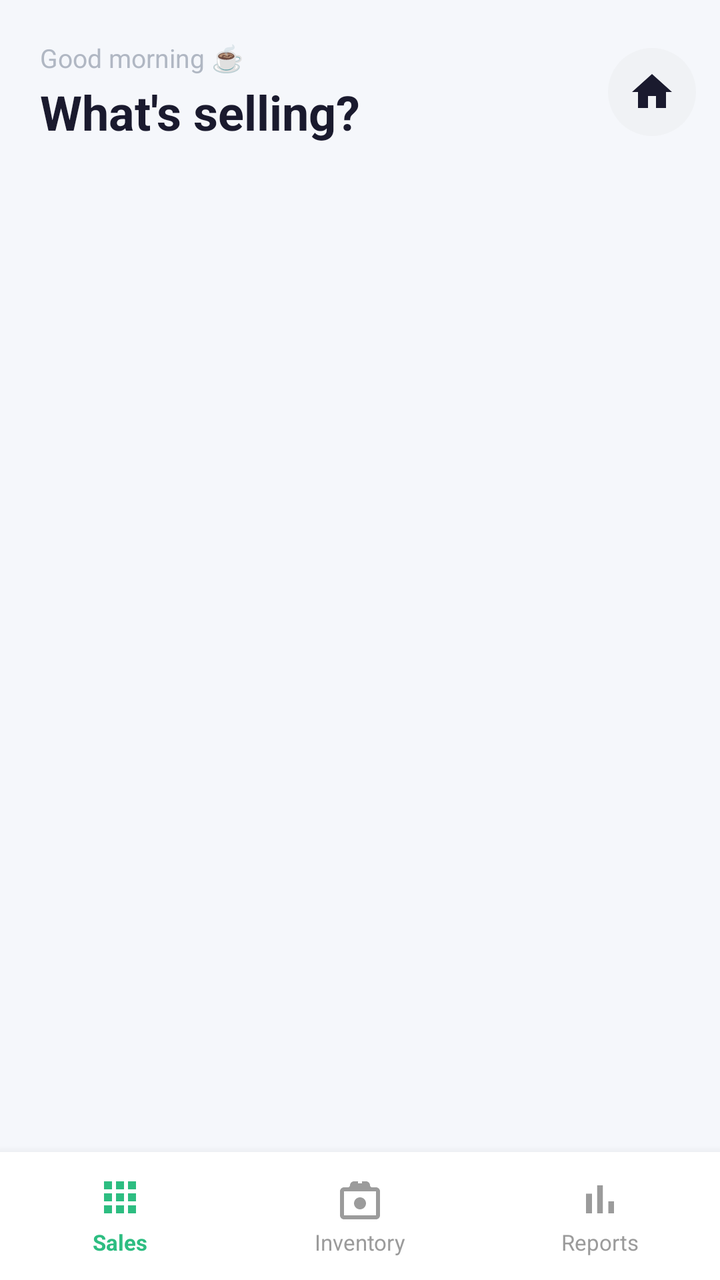
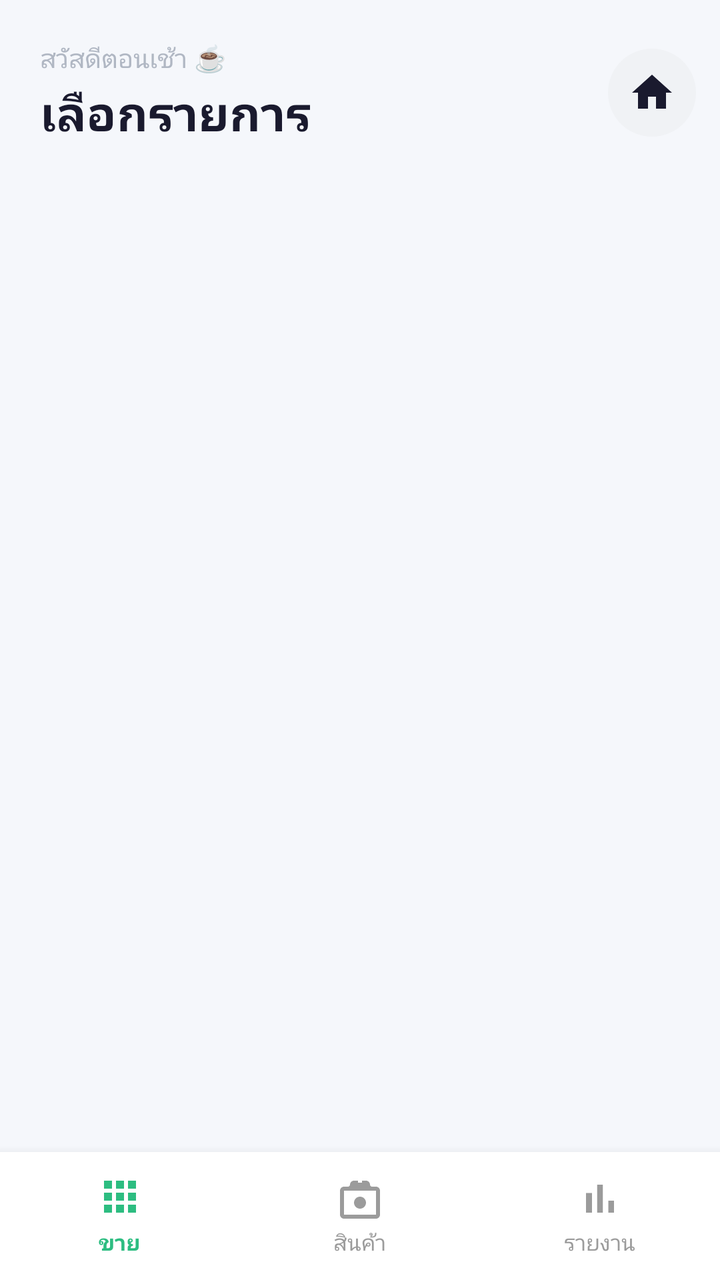

The first picture is an Android layout as it rendered before a commit; the second is the same layout after the commit. The layout source and the unified diff follow.
<!-- AndroidManifest.xml: application theme Theme.POS -->
<!-- res/layout/fragment_order.xml -->
<?xml version="1.0" encoding="utf-8"?>
<androidx.constraintlayout.widget.ConstraintLayout
    xmlns:android="http://schemas.android.com/apk/res/android"
    xmlns:app="http://schemas.android.com/apk/res-auto"
    android:layout_width="match_parent"
    android:layout_height="match_parent"
    android:background="@color/bg_screen">

    
    <LinearLayout
        android:id="@+id/bottomNavBar"
        android:layout_width="0dp"
        android:layout_height="64dp"
        android:background="@android:color/white"
        android:orientation="horizontal"
        android:elevation="8dp"
        app:layout_constraintBottom_toBottomOf="parent"
        app:layout_constraintEnd_toEndOf="parent"
        app:layout_constraintStart_toStartOf="parent">

        
        <LinearLayout
            android:id="@+id/tabSales"
            android:layout_width="0dp"
            android:layout_height="match_parent"
            android:layout_weight="1"
            android:gravity="center"
            android:orientation="vertical"
            android:padding="4dp">
            <FrameLayout
                android:layout_width="wrap_content"
                android:layout_height="wrap_content">
                <ImageView
                    android:layout_width="24dp"
                    android:layout_height="24dp"
                    android:src="@drawable/ic_sales"
                    app:tint="@color/green_primary" />
                <TextView
                    android:id="@+id/badgeSales"
                    android:layout_width="16dp"
                    android:layout_height="16dp"
                    android:background="@drawable/bg_circle_green"
                    android:gravity="center"
                    android:text="0"
                    android:textColor="@android:color/white"
                    android:textSize="9sp"
                    android:textStyle="bold"
                    android:layout_gravity="top|end"
                    android:layout_marginStart="12dp"
                    android:visibility="gone" />
            </FrameLayout>
            <TextView
                android:layout_width="wrap_content"
                android:layout_height="wrap_content"
                android:text="Sales"
                android:textColor="@color/green_primary"
                android:textSize="11sp"
                android:textStyle="bold"
                android:layout_marginTop="2dp" />
        </LinearLayout>

        
        <LinearLayout
            android:id="@+id/tabInventory"
            android:layout_width="0dp"
            android:layout_height="match_parent"
            android:layout_weight="1"
            android:gravity="center"
            android:orientation="vertical"
            android:padding="4dp">
            <ImageView
                android:layout_width="24dp"
                android:layout_height="24dp"
                android:src="@drawable/ic_inventory"
                app:tint="@color/text_gray" />
            <TextView
                android:layout_width="wrap_content"
                android:layout_height="wrap_content"
                android:text="Inventory"
                android:textColor="@color/text_gray"
                android:textSize="11sp"
                android:layout_marginTop="2dp" />
        </LinearLayout>

        
        <LinearLayout
            android:id="@+id/tabReports"
            android:layout_width="0dp"
            android:layout_height="match_parent"
            android:layout_weight="1"
            android:gravity="center"
            android:orientation="vertical"
            android:padding="4dp">
            <ImageView
                android:layout_width="24dp"
                android:layout_height="24dp"
                android:src="@drawable/ic_reports"
                app:tint="@color/text_gray" />
            <TextView
                android:layout_width="wrap_content"
                android:layout_height="wrap_content"
                android:text="Reports"
                android:textColor="@color/text_gray"
                android:textSize="11sp"
                android:layout_marginTop="2dp" />
        </LinearLayout>
    </LinearLayout>

    
    <androidx.cardview.widget.CardView
        android:id="@+id/cartBar"
        android:layout_width="0dp"
        android:layout_height="wrap_content"
        android:layout_marginStart="16dp"
        android:layout_marginEnd="16dp"
        android:layout_marginBottom="8dp"
        app:cardBackgroundColor="@color/green_primary"
        app:cardCornerRadius="16dp"
        app:cardElevation="6dp"
        app:layout_constraintBottom_toTopOf="@id/bottomNavBar"
        app:layout_constraintEnd_toEndOf="parent"
        app:layout_constraintStart_toStartOf="parent"
        android:visibility="gone">

        <LinearLayout
            android:layout_width="match_parent"
            android:layout_height="wrap_content"
            android:gravity="center_vertical"
            android:orientation="horizontal"
            android:padding="14dp">

            <ImageView
                android:layout_width="28dp"
                android:layout_height="28dp"
                android:src="@drawable/ic_cart" />

            <TextView
                android:id="@+id/tvCartCount"
                android:layout_width="wrap_content"
                android:layout_height="wrap_content"
                android:layout_marginStart="10dp"
                android:text="0 items"
                android:textColor="@android:color/white"
                android:textSize="14sp"
                android:textStyle="bold" />

            <View android:layout_width="0dp" android:layout_height="1dp" android:layout_weight="1" />

            <TextView
                android:id="@+id/tvCartTotal"
                android:layout_width="wrap_content"
                android:layout_height="wrap_content"
                android:text="$0.00"
                android:textColor="@android:color/white"
                android:textSize="18sp"
                android:textStyle="bold" />
        </LinearLayout>
    </androidx.cardview.widget.CardView>

    
    <LinearLayout
        android:id="@+id/mainContent"
        android:layout_width="0dp"
        android:layout_height="0dp"
        android:orientation="vertical"
        app:layout_constraintTop_toTopOf="parent"
        app:layout_constraintBottom_toTopOf="@id/cartBar"
        app:layout_constraintStart_toStartOf="parent"
        app:layout_constraintEnd_toEndOf="parent">

        
        <LinearLayout
            android:layout_width="match_parent"
            android:layout_height="wrap_content"
            android:orientation="horizontal"
            android:gravity="center_vertical"
            android:paddingStart="20dp"
            android:paddingEnd="12dp"
            android:paddingTop="20dp"
            android:paddingBottom="12dp">

            
            <LinearLayout
                android:layout_width="0dp"
                android:layout_height="wrap_content"
                android:layout_weight="1"
                android:orientation="vertical">

                <TextView
                    android:id="@+id/tvGreeting"
                    android:layout_width="wrap_content"
                    android:layout_height="wrap_content"
                    android:text="Good morning ☕"
                    android:textColor="@color/text_subtitle"
                    android:textSize="13sp" />

                <TextView
                    android:layout_width="wrap_content"
                    android:layout_height="wrap_content"
                    android:text="What&#x27;s selling?"
                    android:textColor="@color/text_title"
                    android:textSize="24sp"
                    android:textStyle="bold"
                    android:layout_marginTop="2dp" />
            </LinearLayout>

            
            <ImageButton
                android:id="@+id/btnHome"
                android:layout_width="44dp"
                android:layout_height="44dp"
                android:src="@drawable/ic_home"
                android:background="@drawable/bg_circle_gray"
                android:contentDescription="Home"
                android:padding="10dp"
                app:tint="@color/text_title" />
        </LinearLayout>

        
        <HorizontalScrollView
            android:layout_width="match_parent"
            android:layout_height="wrap_content"
            android:scrollbars="none"
            android:paddingStart="16dp"
            android:paddingEnd="16dp"
            android:paddingBottom="12dp">

            <LinearLayout
                android:id="@+id/categoryContainer"
                android:layout_width="wrap_content"
                android:layout_height="wrap_content"
                android:orientation="horizontal"
                android:gravity="center_vertical" />
        </HorizontalScrollView>

        
        <androidx.recyclerview.widget.RecyclerView
            android:id="@+id/rvProducts"
            android:layout_width="match_parent"
            android:layout_height="0dp"
            android:layout_weight="1"
            android:paddingStart="12dp"
            android:paddingEnd="12dp"
            android:paddingBottom="8dp"
            android:clipToPadding="false" />

    </LinearLayout>

</androidx.constraintlayout.widget.ConstraintLayout>
<!-- resources referenced by this layout -->
<resources>
  <color name="bg_screen">#F5F7FB</color>
  <color name="green_primary">#2DBD81</color>
  <color name="text_gray">#9B9B9B</color>
  <color name="text_subtitle">#B0B7C3</color>
  <color name="text_title">#1A1A2E</color>
  <!-- drawable bg_circle_gray (drawable) -->
  <?xml version="1.0" encoding="utf-8"?>
  <shape xmlns:android="http://schemas.android.com/apk/res/android"
      android:shape="oval">
      <solid android:color="@color/payment_unselected_bg" />
  </shape>
  <!-- drawable bg_circle_green (drawable) -->
  <?xml version="1.0" encoding="utf-8"?>
  <shape xmlns:android="http://schemas.android.com/apk/res/android"
      android:shape="oval">
      <solid android:color="@color/green_primary" />
  </shape>
  <!-- drawable ic_cart (drawable) -->
  <?xml version="1.0" encoding="utf-8"?>
  <vector xmlns:android="http://schemas.android.com/apk/res/android"
      android:width="24dp"
      android:height="24dp"
      android:viewportWidth="24"
      android:viewportHeight="24">
      <path
          android:fillColor="#FFFFFF"
          android:pathData="M19,6h-2c0,-2.76 -2.24,-5 -5,-5S7,3.24 7,6H5C3.9,6 3,6.9 3,8v12c0,1.1 0.9,2 2,2h14c1.1,0 2,-0.9 2,-2V8C21,6.9 20.1,6 19,6zM12,3c1.66,0 3,1.34 3,3H9C9,4.34 10.34,3 12,3zM19,20H5V8h14V20zM12,13c-1.1,0 -2,-0.9 -2,-2s0.9,-2 2,-2 2,0.9 2,2 -0.9,2 -2,2z" />
  </vector>
  <!-- drawable ic_home (drawable) -->
  <?xml version="1.0" encoding="utf-8"?>
  <vector xmlns:android="http://schemas.android.com/apk/res/android"
      android:width="24dp"
      android:height="24dp"
      android:viewportWidth="24"
      android:viewportHeight="24">
      <path
          android:fillColor="#000000"
          android:pathData="M10,20v-6h4v6h5v-8h3L12,3 2,12h3v8z"/>
  </vector>
  <!-- drawable ic_reports (drawable) -->
  <?xml version="1.0" encoding="utf-8"?>
  <vector xmlns:android="http://schemas.android.com/apk/res/android"
      android:width="24dp"
      android:height="24dp"
      android:viewportWidth="24"
      android:viewportHeight="24">
      <path
          android:fillColor="#555555"
          android:pathData="M5,9.2h3V19H5zM10.6,5h2.8v14h-2.8zM16.2,13H19v6h-2.8z" />
  </vector>
  <!-- drawable ic_sales (drawable) -->
  <?xml version="1.0" encoding="utf-8"?>
  <vector xmlns:android="http://schemas.android.com/apk/res/android"
      android:width="24dp"
      android:height="24dp"
      android:viewportWidth="24"
      android:viewportHeight="24">
      <path
          android:fillColor="#555555"
          android:pathData="M4,3h4v4H4V3zM10,3h4v4h-4V3zM16,3h4v4h-4V3zM4,9h4v4H4V9zM10,9h4v4h-4V9zM16,9h4v4h-4V9zM4,15h4v4H4v-4zM10,15h4v4h-4v-4zM16,15h4v4h-4v-4z" />
  </vector>
  <style name="Theme.POS" parent="Theme.MaterialComponents.DayNight.DarkActionBar">
          
          <item name="colorPrimary">@color/purple_500</item>
          <item name="colorPrimaryVariant">@color/purple_700</item>
          <item name="colorOnPrimary">@color/white</item>
          
          <item name="colorSecondary">@color/teal_200</item>
          <item name="colorSecondaryVariant">@color/teal_700</item>
          <item name="colorOnSecondary">@color/black</item>
          
          <item name="android:statusBarColor">?attr/colorPrimaryVariant</item>
          
      </style>
  <color name="payment_unselected_bg">#F0F2F5</color>
  <color name="purple_500">#FF6200EE</color>
  <color name="purple_700">#FF3700B3</color>
  <color name="white">#FFFFFFFF</color>
  <color name="teal_200">#FF03DAC5</color>
  <color name="teal_700">#FF018786</color>
  <color name="black">#FF000000</color>
  <!-- unchanged entries left out for length: 1 -->
</resources>

<!-- the commit's change to res/layout/fragment_order.xml (unified diff, before → after) -->
@@ -52,7 +52,7 @@
             <TextView
                 android:layout_width="wrap_content"
                 android:layout_height="wrap_content"
-                android:text="Sales"
+                android:text="ขาย"
                 android:textColor="@color/green_primary"
                 android:textSize="11sp"
                 android:textStyle="bold"
@@ -76,7 +76,7 @@
             <TextView
                 android:layout_width="wrap_content"
                 android:layout_height="wrap_content"
-                android:text="Inventory"
+                android:text="สินค้า"
                 android:textColor="@color/text_gray"
                 android:textSize="11sp"
                 android:layout_marginTop="2dp" />
@@ -99,7 +99,7 @@
             <TextView
                 android:layout_width="wrap_content"
                 android:layout_height="wrap_content"
-                android:text="Reports"
+                android:text="รายงาน"
                 android:textColor="@color/text_gray"
                 android:textSize="11sp"
                 android:layout_marginTop="2dp" />
@@ -150,12 +150,23 @@
                 android:id="@+id/tvCartTotal"
                 android:layout_width="wrap_content"
                 android:layout_height="wrap_content"
-                android:text="$0.00"
+                android:text="฿0"
                 android:textColor="@android:color/white"
                 android:textSize="18sp"
                 android:textStyle="bold" />
         </LinearLayout>
     </androidx.cardview.widget.CardView>
+
+    
+    <ProgressBar
+        android:id="@+id/progressBar"
+        android:layout_width="wrap_content"
+        android:layout_height="wrap_content"
+        android:visibility="gone"
+        app:layout_constraintTop_toTopOf="parent"
+        app:layout_constraintBottom_toTopOf="@id/bottomNavBar"
+        app:layout_constraintStart_toStartOf="parent"
+        app:layout_constraintEnd_toEndOf="parent" />
 
     
     <LinearLayout
@@ -190,14 +201,14 @@
                     android:id="@+id/tvGreeting"
                     android:layout_width="wrap_content"
                     android:layout_height="wrap_content"
-                    android:text="Good morning ☕"
+                    android:text="สวัสดีตอนเช้า ☕"
                     android:textColor="@color/text_subtitle"
                     android:textSize="13sp" />
 
                 <TextView
                     android:layout_width="wrap_content"
                     android:layout_height="wrap_content"
-                    android:text="What&#x27;s selling?"
+                    android:text="เลือกรายการ"
                     android:textColor="@color/text_title"
                     android:textSize="24sp"
                     android:textStyle="bold"
<!-- resource entries referenced after the edit -->
@@ -61,26 +61,24 @@
           android:fillColor="#555555"
           android:pathData="M4,3h4v4H4V3zM10,3h4v4h-4V3zM16,3h4v4h-4V3zM4,9h4v4H4V9zM10,9h4v4h-4V9zM16,9h4v4h-4V9zM4,15h4v4H4v-4zM10,15h4v4h-4v-4zM16,15h4v4h-4v-4z" />
   </vector>
-  <style name="Theme.POS" parent="Theme.MaterialComponents.DayNight.DarkActionBar">
+  <style name="Theme.POS" parent="Theme.MaterialComponents.DayNight.NoActionBar">
           
-          <item name="colorPrimary">@color/purple_500</item>
-          <item name="colorPrimaryVariant">@color/purple_700</item>
+          <item name="colorPrimary">@color/green_primary</item>
+          <item name="colorPrimaryVariant">@color/green_dark</item>
           <item name="colorOnPrimary">@color/white</item>
           
-          <item name="colorSecondary">@color/teal_200</item>
-          <item name="colorSecondaryVariant">@color/teal_700</item>
-          <item name="colorOnSecondary">@color/black</item>
+          <item name="colorSecondary">@color/blue_primary</item>
+          <item name="colorSecondaryVariant">@color/blue_primary</item>
+          <item name="colorOnSecondary">@color/white</item>
           
-          <item name="android:statusBarColor">?attr/colorPrimaryVariant</item>
-          
+          <item name="android:statusBarColor">@color/green_dark</item>
+          <item name="android:windowLightStatusBar" tools:targetApi="23">false</item>
+          <item name="android:windowBackground">@color/bg_screen</item>
       </style>
   <color name="payment_unselected_bg">#F0F2F5</color>
-  <color name="purple_500">#FF6200EE</color>
-  <color name="purple_700">#FF3700B3</color>
+  <color name="green_dark">#1FA86E</color>
   <color name="white">#FFFFFFFF</color>
-  <color name="teal_200">#FF03DAC5</color>
-  <color name="teal_700">#FF018786</color>
-  <color name="black">#FF000000</color>
+  <color name="blue_primary">#4B85E0</color>
   <!-- unchanged entries left out for length: 1 -->
 </resources>
 
